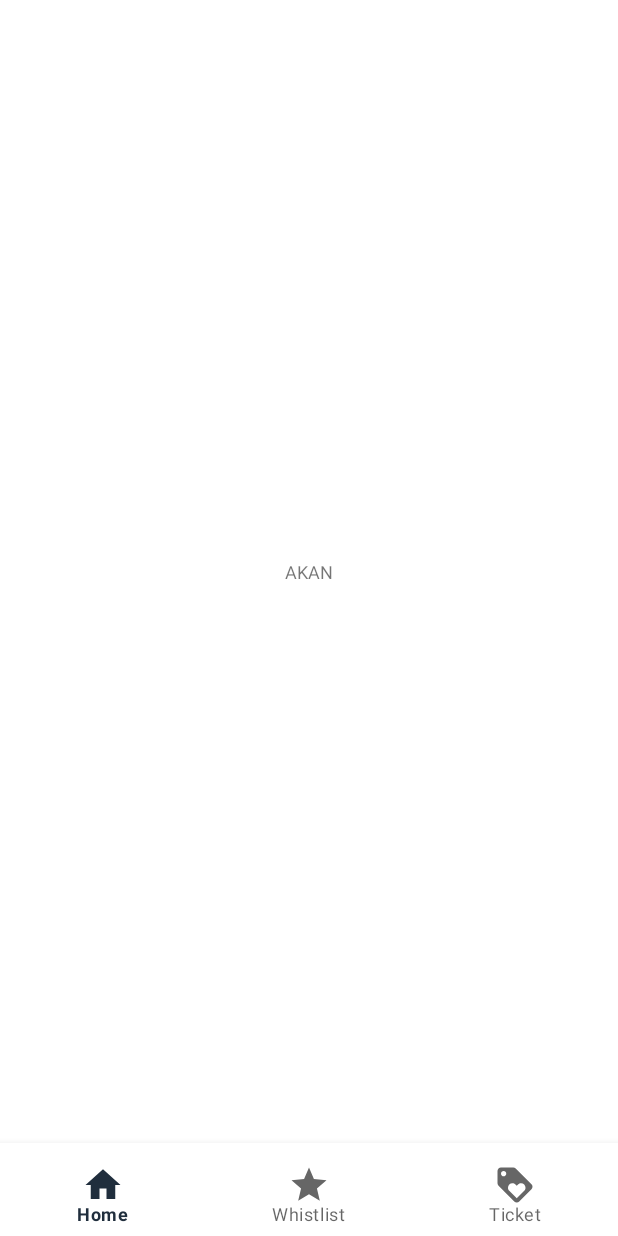
After one commit to mdriken/praktikum-promob-k9, an Android app: the fragment AkanTayangFragment placed in its activity, on a phone screen of 412 x 824 dp. The commit adds this screen. Run offline under Robolectric (Android 15) with nearby library versions, the phone set to English and light mode, and no system bars.

Commit message:
adding fragment selengkapnya

```diff
--- a/app/src/main/AndroidManifest.xml
+++ b/app/src/main/AndroidManifest.xml
@@ -11,7 +11,7 @@
         android:roundIcon="@mipmap/ic_launcher_round"
         android:supportsRtl="true"
         android:theme="@style/AppTheme">
-        <activity android:name=".activity.LoginActivity"></activity>
+        <activity android:name=".activity.LoginActivity" />
         <activity android:name=".activity.MainActivity">
             <intent-filter>
                 <action android:name="android.intent.action.MAIN" />
@@ -21,6 +21,7 @@
         </activity>
         <activity android:name=".activity.RegisterActivity" />
         <activity android:name=".activity.DetailFilmActivity" />
+        <activity android:name=".MainFilmTablayout"></activity>
     </application>
 
 </manifest>
--- /dev/null
+++ b/app/src/main/java/com/example/riken/etic/AkanTayangFragment.java
@@ -0,0 +1,27 @@
+package com.example.riken.etic;
+
+import android.content.Context;
+import android.net.Uri;
+import android.os.Bundle;
+import android.support.v4.app.Fragment;
+import android.view.LayoutInflater;
+import android.view.View;
+import android.view.ViewGroup;
+
+
+
+public class AkanTayangFragment extends Fragment  {
+
+    @Override
+    public View onCreateView(LayoutInflater inflater, ViewGroup container,
+                             Bundle savedInstanceState) {
+
+        View view = inflater.inflate(R.layout.fragment_akan_tayang, container, false);
+        return view;
+    }
+
+    public interface OnFragmentInteractionListener {
+
+        void onFragmentInteraction(Uri uri);
+    }
+}
--- a/app/src/main/java/com/example/riken/etic/adapter/FilmAdapter.java
+++ b/app/src/main/java/com/example/riken/etic/adapter/FilmAdapter.java
@@ -60,6 +60,9 @@ public class FilmAdapter extends RecyclerView.Adapter<FilmAdapter.MyViewHolder>
             }
         });
 
+//        Intent intent = new Intent(context, TestView.class);
+//        intent.p
+
 
     }
 
--- a/app/src/main/java/com/example/riken/etic/fragment/FragmentHome.java
+++ b/app/src/main/java/com/example/riken/etic/fragment/FragmentHome.java
@@ -1,16 +1,24 @@
 package com.example.riken.etic.fragment;
 
+import android.content.Intent;
 import android.support.annotation.NonNull;
 import android.support.annotation.Nullable;
 import android.support.v4.app.Fragment;
 import android.os.Bundle;
+import android.support.v4.app.FragmentManager;
 import android.support.v7.widget.LinearLayoutManager;
 import android.support.v7.widget.RecyclerView;
 import android.view.LayoutInflater;
 import android.view.View;
 import android.view.ViewGroup;
+import android.widget.Button;
+import android.widget.ImageView;
 
+import com.example.riken.etic.AkanTayangFragment;
+import com.example.riken.etic.FragmentSedangTayang;
+import com.example.riken.etic.MainFilmTablayout;
 import com.example.riken.etic.R;
+import com.example.riken.etic.activity.DetailFilmActivity;
 import com.example.riken.etic.adapter.FilmAdapter;
 import com.example.riken.etic.models.Film;
 
@@ -20,15 +28,31 @@ import java.util.List;
 public class FragmentHome extends Fragment {
 
     List<Film> myFilm;
+    ImageView nextlayout, akantayang;
 
     @Nullable
     @Override
-    public View onCreateView(@NonNull LayoutInflater inflater, @Nullable ViewGroup container, @Nullable Bundle savedInstanceState) {
+    public View onCreateView(LayoutInflater inflater, ViewGroup container,
+            Bundle savedInstanceState) {
         View view = inflater.inflate(R.layout.fragment_home,container,false);
+
+//       ImageView imageView = (ImageView) view.findViewById(R.id.next_akantayang);
+//       imageView.setOnClickListener(new View.OnClickListener() {
+//           @Override
+//           public void onClick(View v) {
+//              AkanTayangFragment akanTayangFragment = new AkanTayangFragment();
+//              FragmentManager fragmentManager = getActivity().getSupportFragmentManager();
+//               fragmentManager.beginTransaction()
+//                       .replace(R.id.frag_layout, akanTayangFragment)
+//                       .commit();
+//
+//           }
+//       });
 
         setMyFilmOn(view);
         setMyFilmUp(view);
         return view;
+
 
     }
 
@@ -47,7 +71,7 @@ public class FragmentHome extends Fragment {
         recyclerViewOn = v.findViewById(R.id.rc_ongoing);
 
         LinearLayoutManager layoutManager = new LinearLayoutManager(getContext(),
-                LinearLayoutManager.HORIZONTAL, false);
+        LinearLayoutManager.HORIZONTAL, false);
         filmAdapter = new FilmAdapter(getContext(), myFilm);
         recyclerViewOn.setLayoutManager(layoutManager);
         recyclerViewOn.setAdapter(filmAdapter);
@@ -75,5 +99,32 @@ public class FragmentHome extends Fragment {
         recyclerViewUp.setAdapter(filmAdapter);
     }
 
+    public void onActivityCreated(Bundle savedInstanceState) {
+        super.onActivityCreated(savedInstanceState);
+        // get the button view
+        nextlayout = (ImageView) getView().findViewById(R.id.next_sedangtayang);
+        akantayang = (ImageView) getView().findViewById(R.id.next_akantayang);
+        // set a onclick listener for when the button gets clicked
+        nextlayout.setOnClickListener(new View.OnClickListener() {
+            // Start new list activity
+            public void onClick(View v) {
+                Intent mainIntent = new Intent(getActivity(),
+                      MainFilmTablayout.class);
+                startActivity(mainIntent);
+            }
+        });
+
+        akantayang.setOnClickListener(new View.OnClickListener() {
+            // Start new list activity
+            public void onClick(View v) {
+                Intent mainIntent = new Intent(getActivity(),
+                        MainFilmTablayout.class);
+                startActivity(mainIntent);
+            }
+        });
+    }
+
+
+
 
 }
--- a/app/src/main/res/layout/activity_detail_film.xml
+++ b/app/src/main/res/layout/activity_detail_film.xml
@@ -116,8 +116,8 @@
             <Button
                 android:id="@+id/btn_whislist"
                 android:layout_toRightOf="@id/iv_detail_film_gambar"
-                android:layout_width="100dp"
-                android:hint="+ Whistlist"
+                android:layout_width="wrap_content"
+                android:text="ADD TO FAVORITE"
                 android:textSize="10sp"
                 android:background="@color/colorPrimary"
                 android:layout_marginTop="135dp"
@@ -134,7 +134,6 @@
             android:theme="@style/ThemeOverlay.AppCompat.Dark.ActionBar">
         </android.support.design.widget.TabLayout>
 
-
         <android.support.v4.view.ViewPager
             android:layout_width="match_parent"
             android:layout_height="fill_parent"
--- /dev/null
+++ b/app/src/main/res/layout/fragment_akan_tayang.xml
@@ -0,0 +1,27 @@
+<?xml version="1.0" encoding="utf-8"?>
+<LinearLayout
+    xmlns:android="http://schemas.android.com/apk/res/android"
+    xmlns:tools="http://schemas.android.com/tools"
+    android:layout_width="match_parent"
+    android:layout_height="match_parent"
+    android:orientation="vertical"
+    android:id="@+id/ly_akantayang"
+    tools:context=".AkanTayangFragment">
+
+    <FrameLayout
+        android:layout_width="match_parent"
+        android:layout_height="match_parent"
+        android:id="@+id/frame_akan">
+
+        <TextView
+            android:id="@+id/textakantayang"
+            android:layout_width="match_parent"
+            android:layout_height="match_parent"
+            android:textSize="12sp"
+            android:gravity="center"
+            android:text="AKAN" />
+
+
+    </FrameLayout>
+
+</LinearLayout>
--- a/app/src/main/res/layout/fragment_home.xml
+++ b/app/src/main/res/layout/fragment_home.xml
@@ -67,6 +67,7 @@
                            android:text="Sedang Tayang"
                            android:textSize="18sp" />
                        <ImageView
+                           android:id="@+id/next_sedangtayang"
                            android:layout_width="20dp"
                            android:layout_height="20dp"
                            android:layout_alignParentEnd="true"
@@ -108,6 +109,7 @@
                            android:text="Akan Tayang"
                            android:textSize="18sp" />
                        <ImageView
+                           android:id="@+id/next_akantayang"
                            android:layout_width="20dp"
                            android:layout_height="20dp"
                            android:layout_alignParentEnd="true"
@@ -126,4 +128,6 @@
        </ScrollView>
 
 
+
+
 </LinearLayout>
--- a/app/src/main/res/layout/fragment_tab_jadwal.xml
+++ b/app/src/main/res/layout/fragment_tab_jadwal.xml
@@ -4,6 +4,7 @@
     xmlns:tools="http://schemas.android.com/tools"
     android:layout_width="match_parent"
     android:layout_height="match_parent"
+    android:id="@+id/ly_jadwal"
     tools:context=".fragment.TabJadwalFragment">
 
 
--- a/app/src/main/res/values/colors.xml
+++ b/app/src/main/res/values/colors.xml
@@ -1,6 +1,13 @@
 <?xml version="1.0" encoding="utf-8"?>
 <resources>
-    <color name="colorPrimary">#ffc107</color>
-    <color name="colorPrimaryDark">#c79100</color>
-    <color name="colorAccent">#daa502</color>
+    <color name="colorPrimary">#202e3d</color>
+    <color name="colorPrimaryDark">#1a2735</color>
+    <color name="colorAccent">#456482</color>
+    <!--<item type="id" name="home">#ffffff</item>-->
 </resources>
+
+<!--<resources>-->
+<!--<color name="colorPrimary">#ffc107</color>-->
+<!--<color name="colorPrimaryDark">#c79100</color>-->
+<!--<color name="colorAccent">#daa502</color>-->
+<!--</resources>-->
--- a/app/src/main/res/values/strings.xml
+++ b/app/src/main/res/values/strings.xml
@@ -4,5 +4,8 @@
     <string name="btn_login"><u>Login</u></string>
 
     <!-- TODO: Remove or change this placeholder text -->
+    <string name="hello_blank_fragment">Hello blank fragment</string>
+
+    <!-- TODO: Remove or change this placeholder text -->
 
 </resources>
--- a/app/src/main/res/values/styles.xml
+++ b/app/src/main/res/values/styles.xml
@@ -9,6 +9,4 @@
         <!-- Customize your theme here. -->
     </style>
 
-
-
 </resources>
```
Also changed, not shown: app/src/main/java/com/example/riken/etic/FragmentSedangTayang.java (added, +24 -0 lines), app/src/main/java/com/example/riken/etic/MainFilmTablayout.java (added, +72 -0 lines), app/src/main/java/com/example/riken/etic/adapter/PagerTabFilmAdapter.java (added, +44 -0 lines), app/src/main/res/layout/activity_main_film_tablayout.xml (added, +37 -0 lines), app/src/main/res/layout/fragment_sedang_tayang.xml (added, +27 -0 lines), app/src/main/res/layout/layout_tab_selengkapnya.xml (added, +110 -0 lines).
